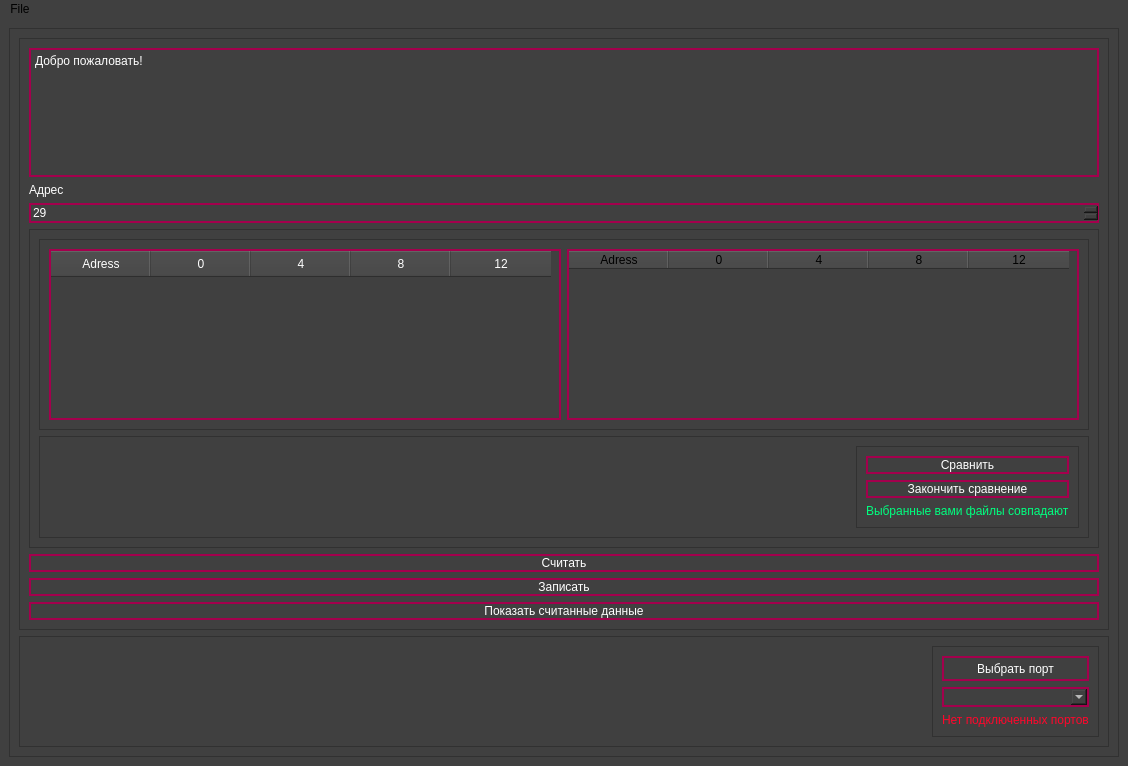
The window that MainWindow.ui (Korifey02/firmware-ui) describes before a commit, drawn with Qt 5.
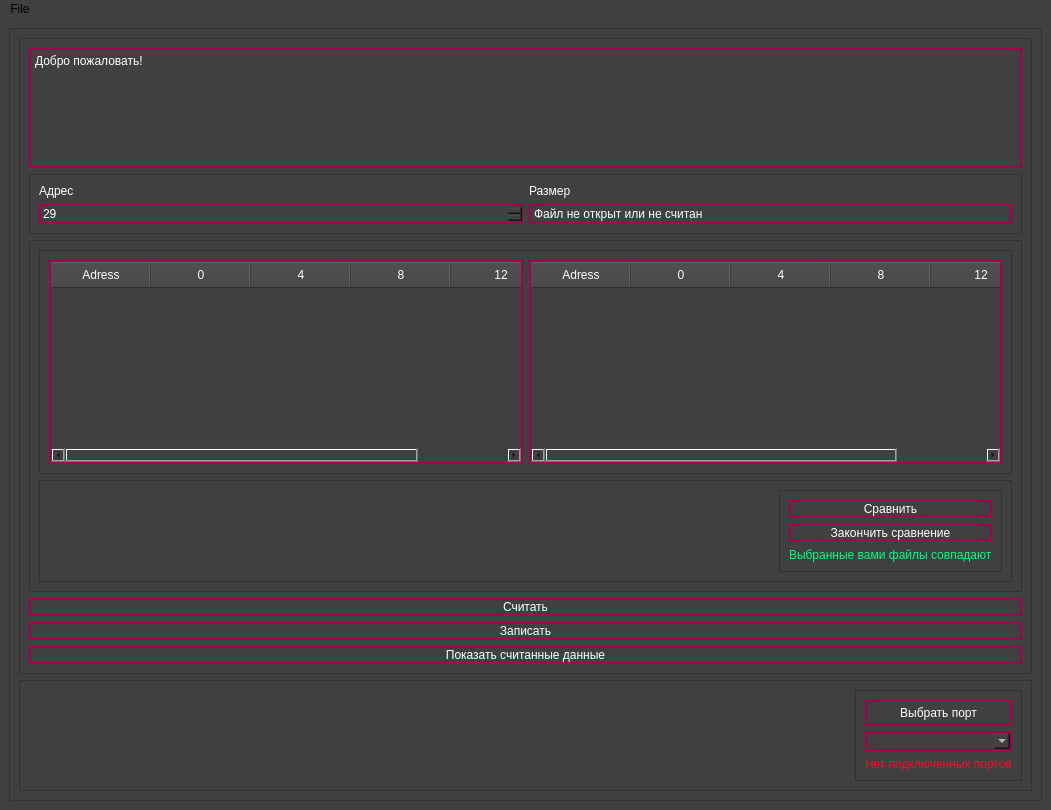
The same window after the commit. Icons and pictures are not drawn.

Commit message: make fixes, ready to read and write, need to add sve

What changed in the file:
```diff
--- a/MainWindow.ui
+++ b/MainWindow.ui
@@ -6,14 +6,14 @@
    <rect>
     <x>0</x>
     <y>0</y>
-    <width>1128</width>
-    <height>766</height>
+    <width>1051</width>
+    <height>810</height>
    </rect>
   </property>
   <property name="minimumSize">
    <size>
     <width>650</width>
-    <height>550</height>
+    <height>650</height>
    </size>
   </property>
   <property name="maximumSize">
@@ -64,7 +64,7 @@
             <property name="maximumSize">
              <size>
               <width>16777215</width>
-              <height>150</height>
+              <height>120</height>
              </size>
             </property>
             <property name="styleSheet">
@@ -83,30 +83,66 @@
            </widget>
           </item>
           <item>
-           <widget class="QLabel" name="label">
-            <property name="styleSheet">
-             <string notr="true">color: rgb(255, 255, 255);</string>
+           <widget class="QFrame" name="frame_8">
+            <property name="frameShape">
+             <enum>QFrame::StyledPanel</enum>
             </property>
-            <property name="text">
-             <string>Адрес</string>
+            <property name="frameShadow">
+             <enum>QFrame::Raised</enum>
             </property>
-           </widget>
-          </item>
-          <item>
-           <widget class="QSpinBox" name="baseAdress">
-            <property name="styleSheet">
-             <string notr="true">QSpinBox{
+            <layout class="QGridLayout" name="gridLayout">
+             <item row="1" column="0">
+              <widget class="QSpinBox" name="baseAdress">
+               <property name="styleSheet">
+                <string notr="true">QSpinBox{
 border: 2px solid #A4004D;
 background-color: #404040;
 color: white;
 }</string>
-            </property>
-            <property name="maximum">
-             <number>1000</number>
-            </property>
-            <property name="value">
-             <number>29</number>
-            </property>
+               </property>
+               <property name="maximum">
+                <number>255</number>
+               </property>
+               <property name="value">
+                <number>29</number>
+               </property>
+              </widget>
+             </item>
+             <item row="0" column="0">
+              <widget class="QLabel" name="label">
+               <property name="styleSheet">
+                <string notr="true">color: rgb(255, 255, 255);</string>
+               </property>
+               <property name="text">
+                <string>Адрес</string>
+               </property>
+              </widget>
+             </item>
+             <item row="0" column="1">
+              <widget class="QLabel" name="label_2">
+               <property name="styleSheet">
+                <string notr="true">color: rgb(255, 255, 255);</string>
+               </property>
+               <property name="text">
+                <string>Размер</string>
+               </property>
+              </widget>
+             </item>
+             <item row="1" column="1">
+              <widget class="QLabel" name="fileSize">
+               <property name="styleSheet">
+                <string notr="true">QLabel{
+border: 2px solid #A4004D;
+background-color: #404040;
+color: white;
+}</string>
+               </property>
+               <property name="text">
+                <string>Файл не открыт или не считан</string>
+               </property>
+              </widget>
+             </item>
+            </layout>
            </widget>
           </item>
           <item>
@@ -120,6 +156,12 @@
             <layout class="QVBoxLayout" name="verticalLayout_2">
              <item>
               <widget class="QFrame" name="frame_3">
+               <property name="minimumSize">
+                <size>
+                 <width>0</width>
+                 <height>180</height>
+                </size>
+               </property>
                <property name="frameShape">
                 <enum>QFrame::StyledPanel</enum>
                </property>
@@ -187,6 +229,18 @@
 border: 2px solid #A4004D;
 background-color: #404040;
 color: white;
+}
+QHeaderView::section
+{
+	background-color: #404040;
+    color: #fff;
+    text-align: left;
+	padding: 4px;
+}
+
+QTableCornerButton::section
+{
+	background-color: #404040;
 }</string>
                   </property>
                   <property name="editTriggers">
@@ -517,7 +571,7 @@
     <rect>
      <x>0</x>
      <y>0</y>
-     <width>1128</width>
+     <width>1051</width>
      <height>26</height>
     </rect>
    </property>
```
Left out of the diff: 8 changed lines with no effect on the pictures. The commit also changes 2 other files.
